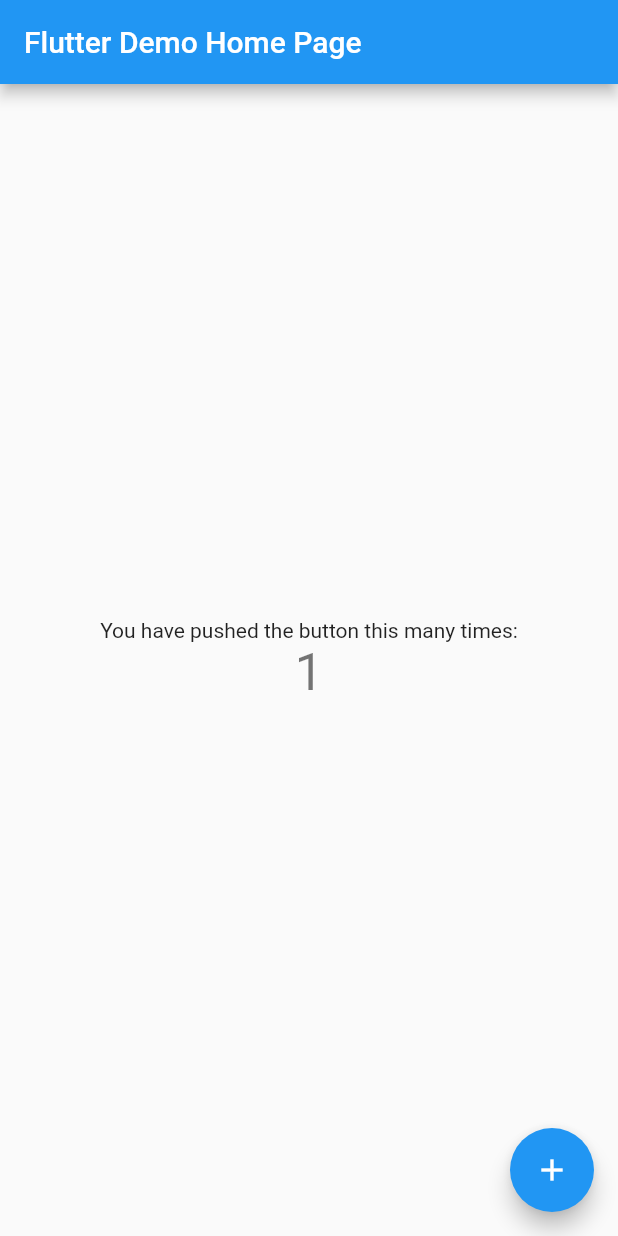
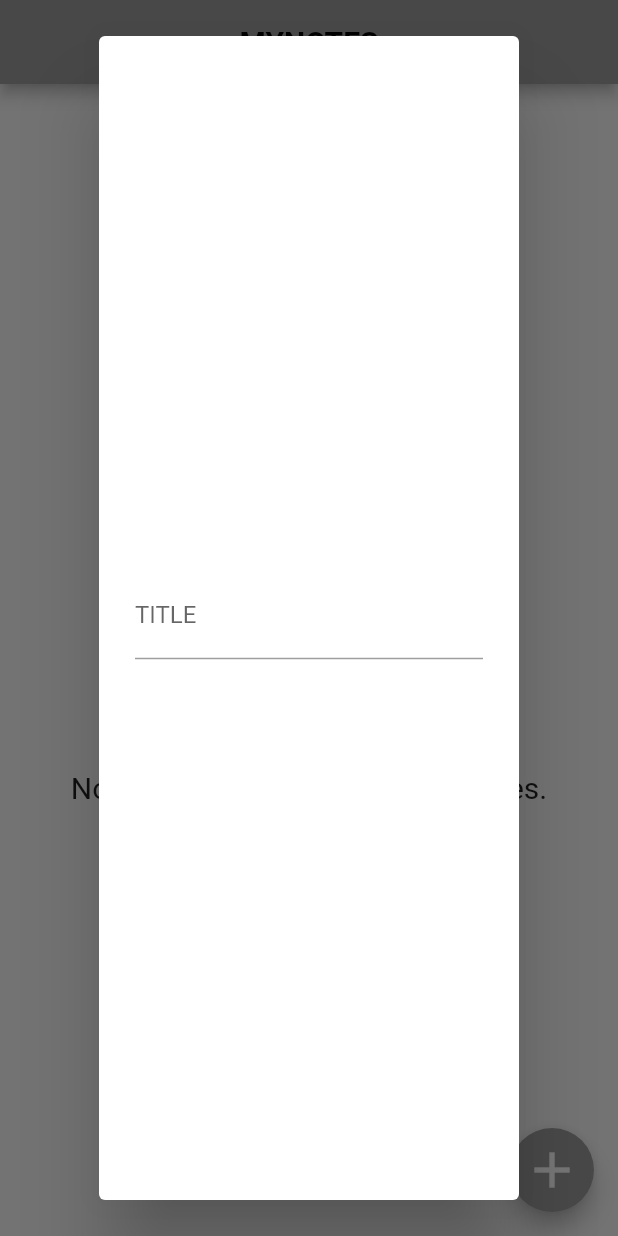
Before and after one commit to OnurBayraktar1/notesapp, a Flutter app: the screen it shows after launch, after a tap on the "add" icon, on a phone screen of 412 x 824 dp. Run offline on Flutter 3.47's test engine with Material 2 defaults, Android fonts, the phone set to English and light mode, and no system bars; missing offline and left inert: dart:js.

Commit message:
first commmit

```diff
--- a/lib/main.dart
+++ b/lib/main.dart
@@ -1,115 +1,22 @@
+import 'dart:js';
+
 import 'package:flutter/material.dart';
+import 'package:notesapp/pages/emptynote.dart';
 
 void main() {
-  runApp(const MyApp());
+  runApp(MyApp());
 }
 
 class MyApp extends StatelessWidget {
   const MyApp({Key? key}) : super(key: key);
-
-  // This widget is the root of your application.
   @override
   Widget build(BuildContext context) {
     return MaterialApp(
-      title: 'Flutter Demo',
+      title: 'MY NOTES',
       theme: ThemeData(
-        // This is the theme of your application.
-        //
-        // Try running your application with "flutter run". You'll see the
-        // application has a blue toolbar. Then, without quitting the app, try
-        // changing the primarySwatch below to Colors.green and then invoke
-        // "hot reload" (press "r" in the console where you ran "flutter run",
-        // or simply save your changes to "hot reload" in a Flutter IDE).
-        // Notice that the counter didn't reset back to zero; the application
-        // is not restarted.
-        primarySwatch: Colors.blue,
+        primarySwatch: Colors.grey,
       ),
-      home: const MyHomePage(title: 'Flutter Demo Home Page'),
+      home: EmptyNotePage(),
     );
   }
 }
-
-class MyHomePage extends StatefulWidget {
-  const MyHomePage({Key? key, required this.title}) : super(key: key);
-
-  // This widget is the home page of your application. It is stateful, meaning
-  // that it has a State object (defined below) that contains fields that affect
-  // how it looks.
-
-  // This class is the configuration for the state. It holds the values (in this
-  // case the title) provided by the parent (in this case the App widget) and
-  // used by the build method of the State. Fields in a Widget subclass are
-  // always marked "final".
-
-  final String title;
-
-  @override
-  State<MyHomePage> createState() => _MyHomePageState();
-}
-
-class _MyHomePageState extends State<MyHomePage> {
-  int _counter = 0;
-
-  void _incrementCounter() {
-    setState(() {
-      // This call to setState tells the Flutter framework that something has
-      // changed in this State, which causes it to rerun the build method below
-      // so that the display can reflect the updated values. If we changed
-      // _counter without calling setState(), then the build method would not be
-      // called again, and so nothing would appear to happen.
-      _counter++;
-    });
-  }
-
-  @override
-  Widget build(BuildContext context) {
-    // This method is rerun every time setState is called, for instance as done
-    // by the _incrementCounter method above.
-    //
-    // The Flutter framework has been optimized to make rerunning build methods
-    // fast, so that you can just rebuild anything that needs updating rather
-    // than having to individually change instances of widgets.
-    return Scaffold(
-      appBar: AppBar(
-        // Here we take the value from the MyHomePage object that was created by
-        // the App.build method, and use it to set our appbar title.
-        title: Text(widget.title),
-      ),
-      body: Center(
-        // Center is a layout widget. It takes a single child and positions it
-        // in the middle of the parent.
-        child: Column(
-          // Column is also a layout widget. It takes a list of children and
-          // arranges them vertically. By default, it sizes itself to fit its
-          // children horizontally, and tries to be as tall as its parent.
-          //
-          // Invoke "debug painting" (press "p" in the console, choose the
-          // "Toggle Debug Paint" action from the Flutter Inspector in Android
-          // Studio, or the "Toggle Debug Paint" command in Visual Studio Code)
-          // to see the wireframe for each widget.
-          //
-          // Column has various properties to control how it sizes itself and
-          // how it positions its children. Here we use mainAxisAlignment to
-          // center the children vertically; the main axis here is the vertical
-          // axis because Columns are vertical (the cross axis would be
-          // horizontal).
-          mainAxisAlignment: MainAxisAlignment.center,
-          children: <Widget>[
-            const Text(
-              'You have pushed the button this many times:',
-            ),
-            Text(
-              '$_counter',
-              style: Theme.of(context).textTheme.headline4,
-            ),
-          ],
-        ),
-      ),
-      floatingActionButton: FloatingActionButton(
-        onPressed: _incrementCounter,
-        tooltip: 'Increment',
-        child: const Icon(Icons.add),
-      ), // This trailing comma makes auto-formatting nicer for build methods.
-    );
-  }
-}
--- /dev/null
+++ b/lib/pages/emptynote.dart
@@ -0,0 +1,29 @@
+import 'package:flutter/material.dart';
+
+import '../widgets/empty_note_widget.dart';
+import '../widgets/note_widget.dart';
+
+class EmptyNotePage extends StatefulWidget {
+  @override
+  _EmptyNotePageState createState() => _EmptyNotePageState();
+}
+
+class _EmptyNotePageState extends State<EmptyNotePage> {
+  @override
+  Widget build(BuildContext context) {
+    return Scaffold(
+      appBar: AppBar(
+        centerTitle: true,
+        title: const Text('MYNOTES',style: TextStyle(fontWeight: FontWeight.bold),) ,
+      ),
+      body: EmptyNoteWidget(),
+      floatingActionButton: FloatingActionButton(
+        child: const Icon(Icons.add,color: Colors.white, size: 40),
+        onPressed: () { showDialog(
+          context: context,
+          builder: (BuildContext context) => NoteWidget(context),
+        ); },
+      ),
+    );
+  }
+}
--- /dev/null
+++ b/lib/widgets/empty_note_widget.dart
@@ -0,0 +1,16 @@
+import 'package:flutter/material.dart';
+
+Widget EmptyNoteWidget(){
+  return Container(
+    child: Center(
+      child: Column(
+          mainAxisAlignment: MainAxisAlignment.center,
+          children:<Widget>[
+            Image.asset("/img/note.png",width:150 ),
+            SizedBox(height: 20),
+            const Text('No notes! Click button to add notes.',style: TextStyle(fontSize: 20)),
+          ]
+      ),
+    ),
+  );
+}
--- /dev/null
+++ b/lib/widgets/note_widget.dart
@@ -0,0 +1,27 @@
+
+import 'package:flutter/material.dart';
+
+Widget NoteWidget(BuildContext context){
+return new AlertDialog(
+    content:new Column(
+      mainAxisAlignment: MainAxisAlignment.center,
+        children:<Widget>[
+          TextFormField(
+            decoration: const InputDecoration(
+              border:UnderlineInputBorder(),
+              labelText:'TITLE',
+
+
+            ),
+          ),
+
+
+
+        ],
+    ),
+  );
+
+
+
+
+}
--- a/pubspec.yaml
+++ b/pubspec.yaml
@@ -56,9 +56,10 @@
   # included with your application, so that you can use the icons in
   # the material Icons class.
   uses-material-design: true
-
+assets:
+  - images/
   # To add assets to your application, add an assets section, like this:
-  # assets:
+   #assets:
   #   - images/a_dot_burr.jpeg
   #   - images/a_dot_ham.jpeg
 
```
Also changed, not shown: assets/img/note.jpg (added), assets/img/note.png (added), lib/widgets/Note_List_widget.dart (added).
